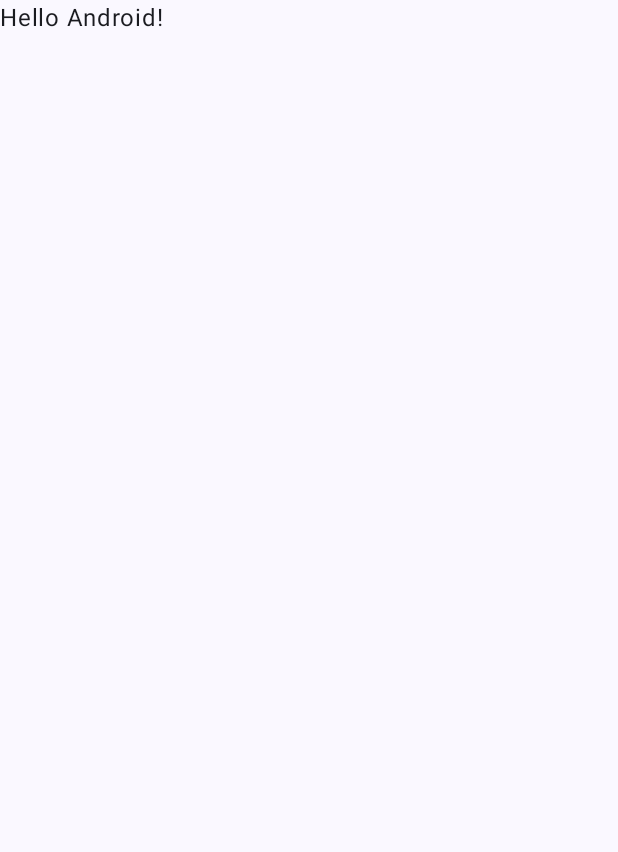
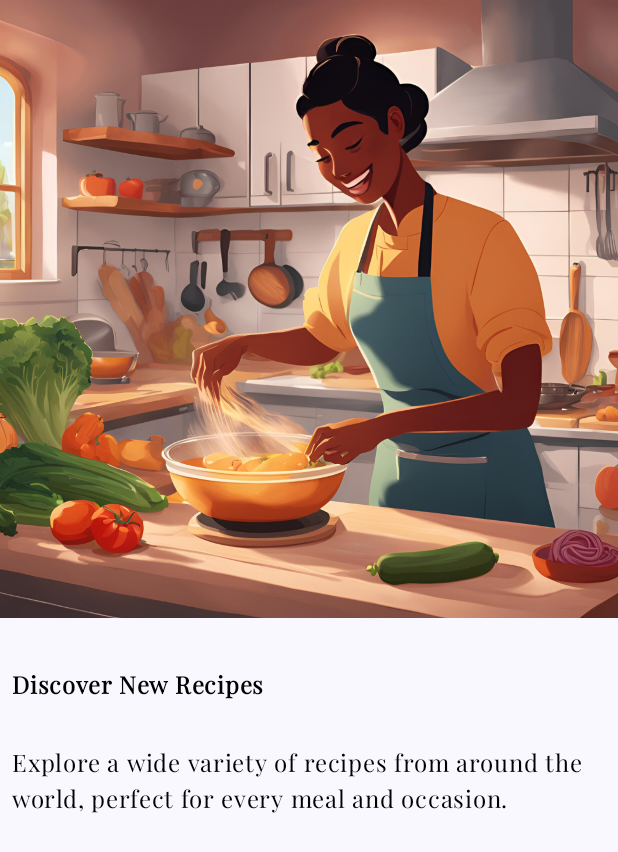
Before and after one commit to denizsimsekk/RecipeApp, an Android app built with Jetpack Compose: the screen it shows after launch (MainActivity), on a phone screen of 412 x 824 dp. Before the commit the part shown is almost empty. Shown: the top 852 px of the screen. Run offline under Robolectric (Android 15) with nearby library versions, the phone set to English and light mode, and no system bars.

Commit message:
OnBoardingPage Items Added.

```diff
--- a/app/src/main/java/com/example/foodrecipes/MainActivity.kt
+++ b/app/src/main/java/com/example/foodrecipes/MainActivity.kt
@@ -8,24 +8,27 @@ import androidx.compose.foundation.layout.fillMaxSize
 import androidx.compose.foundation.layout.padding
 import androidx.compose.material3.Scaffold
 import androidx.compose.material3.Text
+import androidx.compose.material3.Typography
 import androidx.compose.runtime.Composable
 import androidx.compose.ui.Modifier
+import androidx.compose.ui.text.TextStyle
+import androidx.compose.ui.text.font.Font
+import androidx.compose.ui.text.font.FontFamily
 import androidx.compose.ui.tooling.preview.Preview
 import androidx.core.splashscreen.SplashScreen.Companion.installSplashScreen
+import com.example.foodrecipes.presentation.onboarding.OnboardingScreen
 import com.example.foodrecipes.ui.theme.FoodRecipesTheme
 
 class MainActivity : ComponentActivity() {
     override fun onCreate(savedInstanceState: Bundle?) {
         super.onCreate(savedInstanceState)
+
         installSplashScreen()
         enableEdgeToEdge()
         setContent {
             FoodRecipesTheme {
                 Scaffold(modifier = Modifier.fillMaxSize()) { innerPadding ->
-                    Greeting(
-                        name = "Android",
-                        modifier = Modifier.padding(innerPadding)
-                    )
+                    OnboardingScreen()
                 }
             }
         }
--- /dev/null
+++ b/app/src/main/java/com/example/foodrecipes/presentation/onboarding/OnboardingPageItem.kt
@@ -0,0 +1,16 @@
+package com.example.foodrecipes.presentation.onboarding
+
+import androidx.annotation.DrawableRes
+import com.example.foodrecipes.R
+
+data class OnboardingPageItem(
+    val title:String,
+    val description:String,
+    @DrawableRes val image:Int
+)
+
+val onboardingPages= listOf(
+    OnboardingPageItem("Discover New Recipes","Explore a wide variety of recipes from around the world, perfect for every meal and occasion.", R.drawable.onboarding1),
+    OnboardingPageItem("Step-by-Step Cooking Instructions","Follow easy, detailed instructions with photos to guide you through every recipe.", R.drawable.onboarding2),
+    OnboardingPageItem("Easy Ingredient Search","Find recipes based on ingredients you already have at home.", R.drawable.onboarding3)
+)
--- /dev/null
+++ b/app/src/main/java/com/example/foodrecipes/presentation/onboarding/OnboardingScreen.kt
@@ -0,0 +1,44 @@
+package com.example.foodrecipes.presentation.onboarding
+
+import androidx.compose.foundation.ExperimentalFoundationApi
+import androidx.compose.foundation.layout.Column
+import androidx.compose.foundation.layout.fillMaxSize
+import androidx.compose.foundation.pager.HorizontalPager
+import androidx.compose.foundation.pager.rememberPagerState
+import androidx.compose.runtime.Composable
+import androidx.compose.runtime.derivedStateOf
+import androidx.compose.runtime.remember
+import androidx.compose.ui.Modifier
+import com.example.foodrecipes.presentation.onboarding.components.OnboardingPage
+
+
+@OptIn(ExperimentalFoundationApi::class)
+@Composable
+fun OnboardingScreen()
+{
+    Column(modifier = Modifier.fillMaxSize()) {
+
+        val pagerState= rememberPagerState(initialPage = 0){
+            onboardingPages.size
+        }
+
+        val buttonState= remember {
+            derivedStateOf {
+                when(pagerState.currentPage)
+                {
+                    1-> listOf("","Next")
+                    2->listOf("Back","Next")
+                    3->listOf("Back","Get Started")
+                    else-> listOf()
+                }
+            }
+        }
+
+        HorizontalPager(pagerState) {index->
+            OnboardingPage(onboardingPageItem = onboardingPages[index])
+        }
+
+    }
+
+
+}
--- /dev/null
+++ b/app/src/main/java/com/example/foodrecipes/presentation/onboarding/components/OnboardingPage.kt
@@ -0,0 +1,40 @@
+package com.example.foodrecipes.presentation.onboarding.components
+
+import androidx.compose.foundation.Image
+import androidx.compose.foundation.layout.Column
+import androidx.compose.foundation.layout.Spacer
+import androidx.compose.foundation.layout.height
+import androidx.compose.foundation.layout.padding
+import androidx.compose.material3.Text
+import androidx.compose.runtime.Composable
+import androidx.compose.ui.Modifier
+import androidx.compose.ui.graphics.painter.Painter
+import androidx.compose.ui.res.painterResource
+import androidx.compose.ui.text.font.FontStyle
+import androidx.compose.ui.text.font.FontWeight
+import androidx.compose.ui.tooling.preview.Preview
+import androidx.compose.ui.unit.dp
+import androidx.compose.ui.unit.sp
+import com.example.foodrecipes.presentation.onboarding.OnboardingPageItem
+import com.example.foodrecipes.presentation.onboarding.onboardingPages
+import com.example.foodrecipes.ui.theme.FoodRecipesTheme
+
+@Composable
+fun OnboardingPage(modifier: Modifier = Modifier,onboardingPageItem: OnboardingPageItem) {
+    Column(modifier = modifier) {
+        Image(painter = painterResource(onboardingPageItem.image), contentDescription = null)
+        Spacer(modifier=modifier.height(24.dp))
+        Text(text = onboardingPageItem.title, fontWeight = FontWeight.Bold,modifier=modifier.padding(8.dp), fontSize = 16.sp)
+        Spacer(modifier=modifier.height(12.dp))
+        Text(text = onboardingPageItem.description,modifier=modifier.padding(8.dp), fontSize = 16.sp)
+    }
+}
+
+@Preview(showBackground = true)
+@Composable
+fun OnBoardingPagePreview()
+{
+    FoodRecipesTheme {
+        OnboardingPage(onboardingPageItem = onboardingPages[0])
+    }
+}
--- a/app/src/main/java/com/example/foodrecipes/ui/theme/Theme.kt
+++ b/app/src/main/java/com/example/foodrecipes/ui/theme/Theme.kt
@@ -10,6 +10,12 @@ import androidx.compose.material3.dynamicLightColorScheme
 import androidx.compose.material3.lightColorScheme
 import androidx.compose.runtime.Composable
 import androidx.compose.ui.platform.LocalContext
+import androidx.compose.ui.text.font.Font
+import androidx.compose.ui.text.font.FontFamily
+import com.example.foodrecipes.R
+import androidx.compose.material3.Typography
+import androidx.compose.ui.graphics.Color
+
 
 private val DarkColorScheme = darkColorScheme(
     primary = Purple80,
@@ -32,7 +38,30 @@ private val LightColorScheme = lightColorScheme(
     onSurface = Color(0xFF1C1B1F),
     */
 )
+val myCustomFont = FontFamily(
+    Font(R.font.play_fair),
+)
 
+
+fun Typography.applyCustomFontFamily(fontFamily: FontFamily): Typography {
+    return Typography(
+        displayLarge = displayLarge.copy(fontFamily = fontFamily, color = Color.Black),
+        displayMedium = displayMedium.copy(fontFamily = fontFamily, color = Color.Black),
+        displaySmall = displaySmall.copy(fontFamily = fontFamily, color = Color.Black),
+        headlineLarge = headlineLarge.copy(fontFamily = fontFamily, color = Color.Black),
+        headlineMedium = headlineMedium.copy(fontFamily = fontFamily, color = Color.Black),
+        headlineSmall = headlineSmall.copy(fontFamily = fontFamily, color = Color.Black),
+        titleLarge = titleLarge.copy(fontFamily = fontFamily, color = Color.Black),
+        titleMedium = titleMedium.copy(fontFamily = fontFamily, color = Color.Black),
+        titleSmall = titleSmall.copy(fontFamily = fontFamily, color = Color.Black),
+        bodyLarge = bodyLarge.copy(fontFamily = fontFamily, color = Color.Black),
+        bodyMedium = bodyMedium.copy(fontFamily = fontFamily, color = Color.Black),
+        bodySmall = bodySmall.copy(fontFamily = fontFamily, color = Color.Black),
+        labelLarge = labelLarge.copy(fontFamily = fontFamily, color = Color.Black),
+        labelMedium = labelMedium.copy(fontFamily = fontFamily, color = Color.Black),
+        labelSmall = labelSmall.copy(fontFamily = fontFamily, color = Color.Black)
+    )
+}
 @Composable
 fun FoodRecipesTheme(
     darkTheme: Boolean = isSystemInDarkTheme(),
@@ -49,10 +78,10 @@ fun FoodRecipesTheme(
         darkTheme -> DarkColorScheme
         else -> LightColorScheme
     }
-
+    val customTypo=androidx.compose.material3.Typography().applyCustomFontFamily(myCustomFont)
     MaterialTheme(
         colorScheme = colorScheme,
-        typography = Typography,
+        typography = customTypo,
         content = content
     )
 }
```
Also changed, not shown: app/src/main/java/com/example/foodrecipes/presentation/common/Button.kt (added, +14 -0 lines), app/src/main/java/com/example/foodrecipes/presentation/onboarding/components/PageIndicator.kt (added, +28 -0 lines), app/src/main/res/drawable/onboarding1.png (added), app/src/main/res/drawable/onboarding2.png (added), app/src/main/res/drawable/onboarding3.png (added), app/src/main/res/drawable/onboarding4.png (added), app/src/main/res/font/play_fair.ttf (added).
